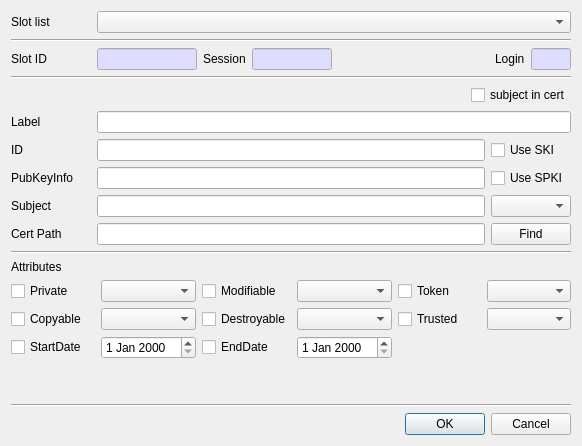
This is CryptokiMan/import_cert_dlg.ui in jykim74/CryptokiMan as Qt 5 draws it before an edit. The edited form follows.
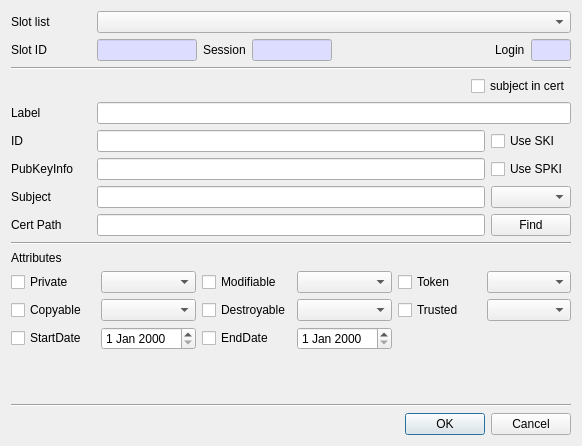
This is the edited form.

```diff
--- a/CryptokiMan/import_cert_dlg.ui
+++ b/CryptokiMan/import_cert_dlg.ui
@@ -44,13 +44,6 @@
      </item>
     </layout>
    </item>
-   <item>
-    <widget class="Line" name="line">
-     <property name="orientation">
-      <enum>Qt::Horizontal</enum>
-     </property>
-    </widget>
-   </item>
    <item>
     <layout class="QGridLayout" name="gridLayout">
      <property name="topMargin">
```
